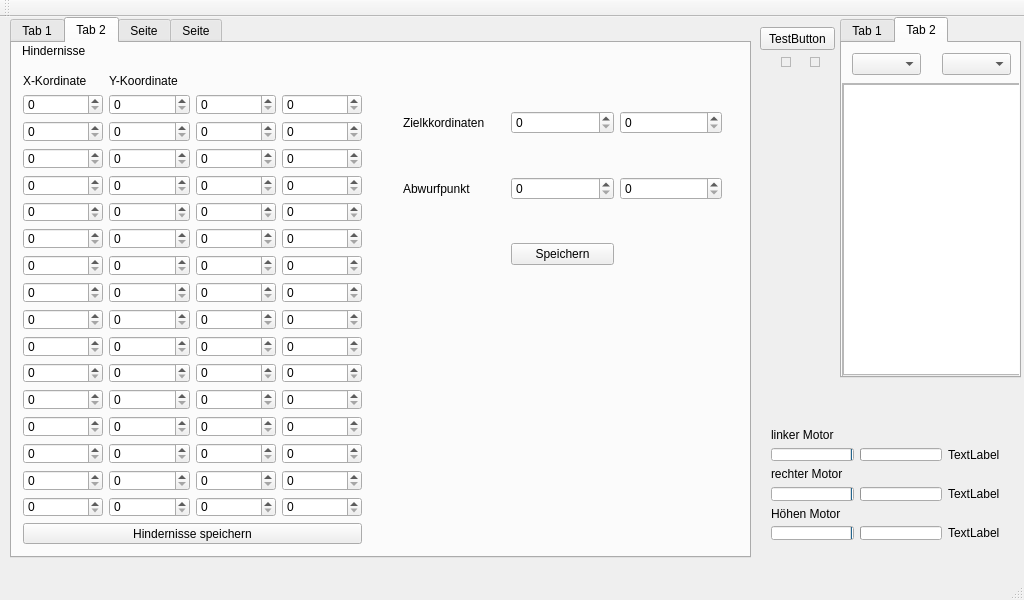
Before: the Qt Designer form mainwindow.ui in Koerner/Sturzflug-at-daedalus.ei.tum.de, drawn with Qt 5.
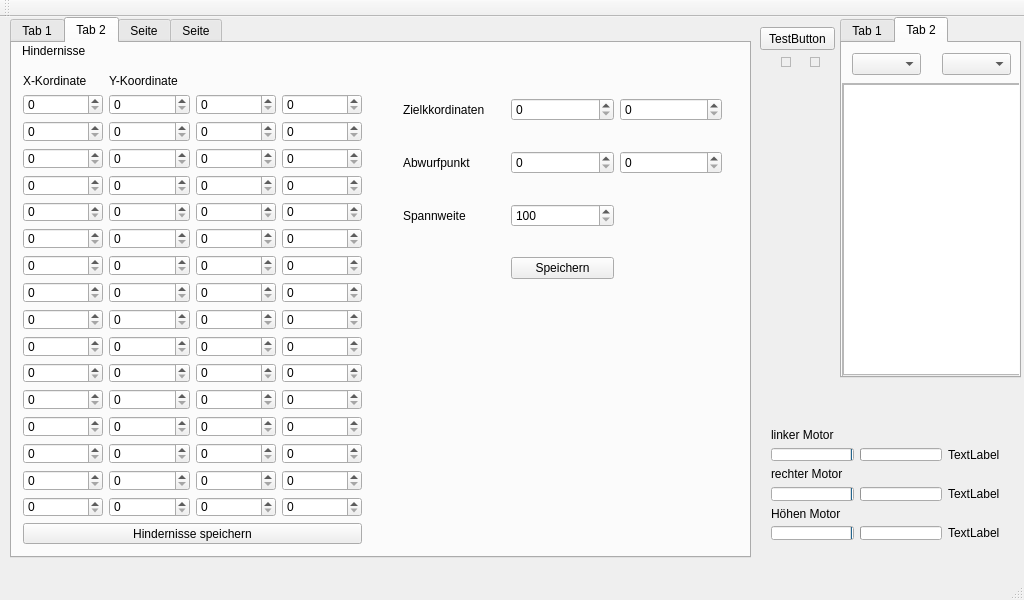
After: the same form once the commit is applied. The open tabs and pages were chosen to show the change.

Commit message: spannweite inkl. GUI

Patch:
```diff
--- a/mainwindow.ui
+++ b/mainwindow.ui
@@ -801,13 +801,33 @@
        <item row="1" column="2">
         <widget class="QSpinBox" name="abwurfpunkt_y"/>
        </item>
-       <item row="2" column="1">
+       <item row="3" column="1">
         <widget class="QPushButton" name="setZiel">
          <property name="text">
           <string>Speichern</string>
          </property>
         </widget>
        </item>
+       <item row="2" column="0">
+        <widget class="QLabel" name="label_Spannweite">
+         <property name="text">
+          <string>Spannweite</string>
+         </property>
+        </widget>
+       </item>
+       <item row="2" column="1">
+        <widget class="QSpinBox" name="spannweite">
+         <property name="minimum">
+          <number>100</number>
+         </property>
+         <property name="maximum">
+          <number>2000</number>
+         </property>
+         <property name="singleStep">
+          <number>5</number>
+         </property>
+        </widget>
+       </item>
       </layout>
      </widget>
     </widget>
```
Left out of the diff: 2 changed lines with no effect on the pictures. The commit also changes 1 other file.
